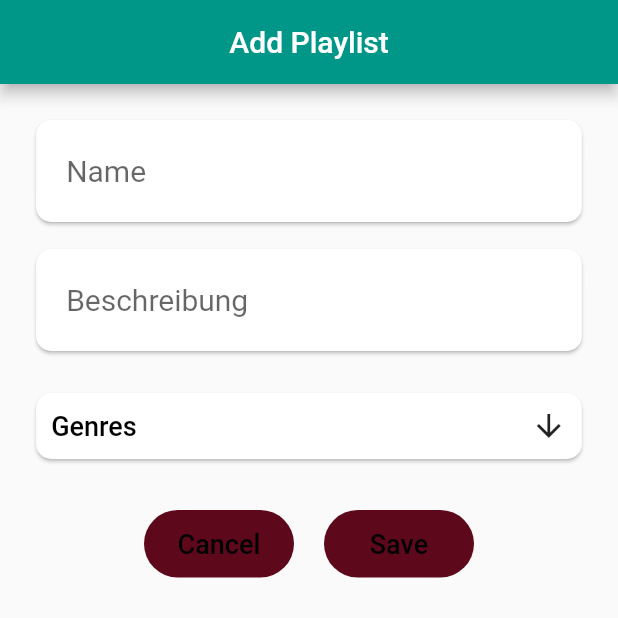
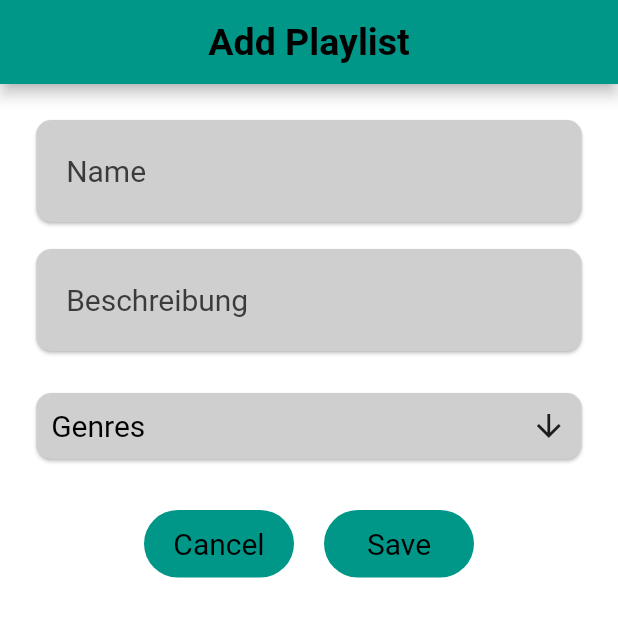
Before and after one commit to Fluttify-App/fluttify-frontend, a Flutter app: the AddPlaylistView screen opened directly, on a phone screen of 412 x 824 dp, the top half of it. Run offline on Flutter 3.47's test engine with Material 2 defaults, Android fonts, the phone set to English and light mode, and no system bars; our stand-ins replace equatable, firebase_dynamic_links, flutter_dotenv, flutter_spinkit, get_it, persistent_bottom_nav_bar and 5 more; accounts and stored records are empty; network calls fail; Roboto replaces fonts that are missing (Montserrat).

Commit message:
decent light mode theming

```diff
--- a/lib/services/theme_service.dart
+++ b/lib/services/theme_service.dart
@@ -31,7 +31,6 @@ class ThemeService extends ChangeNotifier {
 
   static final ThemeData darkTheme = ThemeData.dark().copyWith(
     primaryColor: Colors.white,
-    //accentColor: Color(0xffcb2d3e),
     accentColor: Color(0xffef473a),
     scaffoldBackgroundColor: Color(0xff1c1c1c),
     cardColor: Color(0xff424242),
@@ -66,36 +65,54 @@ class ThemeService extends ChangeNotifier {
         padding: EdgeInsets.symmetric(vertical: 8, horizontal: 16),
         //  side: BorderSide(color: Colors.white, width: 2),
         shape: RoundedRectangleBorder(borderRadius: BorderRadius.circular(10)),
-        backgroundColor: Colors.red,
+        backgroundColor: Color(0xffef473a),
         primary: Colors.white,
       ),
     ),
   );
 
   static final ThemeData lightTheme = ThemeData.light().copyWith(
-    primaryColor: Color.fromARGB(255, 94, 8, 28), //Fluttify Red
-    accentColor: Color.fromARGB(255, 94, 8, 28),
-    appBarTheme: AppBarTheme(backgroundColor: Colors.teal),
+    primaryColor: Colors.black,
+    accentColor: Colors.teal,
+    scaffoldBackgroundColor: Colors.white,
+    cardColor: Color(0xffcfcfcf),
+    hintColor: Color(0xff3b3b3b),
+    appBarTheme: AppBarTheme(
+        backgroundColor: Colors.teal,
+        titleTextStyle: TextStyle(color: Colors.black)),
     bottomNavigationBarTheme:
-        BottomNavigationBarThemeData(backgroundColor: Color(0xffb424242)),
+        BottomNavigationBarThemeData(backgroundColor: Colors.teal),
     textTheme: TextTheme(
       button: const TextStyle(
-          fontSize: 18, fontFamily: 'Montserrat', color: Colors.black),
+          fontSize: 14, fontFamily: 'Montserrat', color: Colors.black),
       bodyText1: const TextStyle(
-          fontSize: 18.0, fontFamily: 'Montserrat', color: Colors.black),
+          color: Colors.black,
+          fontSize: 20.0,
+          fontFamily: 'Montserrat',
+          fontWeight: FontWeight.normal),
+      bodyText2: const TextStyle(
+          color: Colors.black,
+          fontSize: 18.0,
+          fontFamily: 'Montserrat',
+          fontWeight: FontWeight.normal),
       headline1: const TextStyle(
           color: Colors.black,
           fontSize: 25.0,
           fontFamily: 'Montserrat',
           fontWeight: FontWeight.w600),
+      subtitle1: const TextStyle(
+          color: Colors.black,
+          fontSize: 14.0,
+          fontFamily: 'Montserrat',
+          fontWeight: FontWeight.normal),
     ),
+    backgroundColor: Colors.black,
     dividerColor: Colors.black,
     textButtonTheme: TextButtonThemeData(
       style: TextButton.styleFrom(
         padding: EdgeInsets.symmetric(vertical: 8, horizontal: 16),
-        //  side: BorderSide(color: Colors.white, width: 2),
         shape: RoundedRectangleBorder(borderRadius: BorderRadius.circular(10)),
-        backgroundColor: Colors.red,
+        backgroundColor: Colors.teal,
         primary: Colors.black,
       ),
     ),
--- a/lib/ui/views/playlists_views/add_playlist_views/add_playlist_view.dart
+++ b/lib/ui/views/playlists_views/add_playlist_views/add_playlist_view.dart
@@ -17,8 +17,8 @@ class AddPlaylistView extends StatelessWidget {
               Scaffold(
         appBar: AppBar(
           automaticallyImplyLeading: false,
-          title: Text("Add Playlist"),
-          backgroundColor: Theme.of(context).appBarTheme.backgroundColor,
+          title: Text("Add Playlist",
+              style: Theme.of(context).textTheme.headline1),
           centerTitle: true,
           /*
           flexibleSpace: Container(
```
Also changed, not shown: lib/ui/views/community_views/community_view.dart (+4 -4 lines), lib/ui/views/home_view.dart (+6 -14 lines), lib/ui/views/playlists_views/edit_playlist_views/edit_playlist_view.dart (+14 -21 lines), lib/ui/views/playlists_views/playlist_view/playlist_view.dart (+8 -6 lines), lib/ui/views/user_views/user_view.dart (+5 -14 lines).
